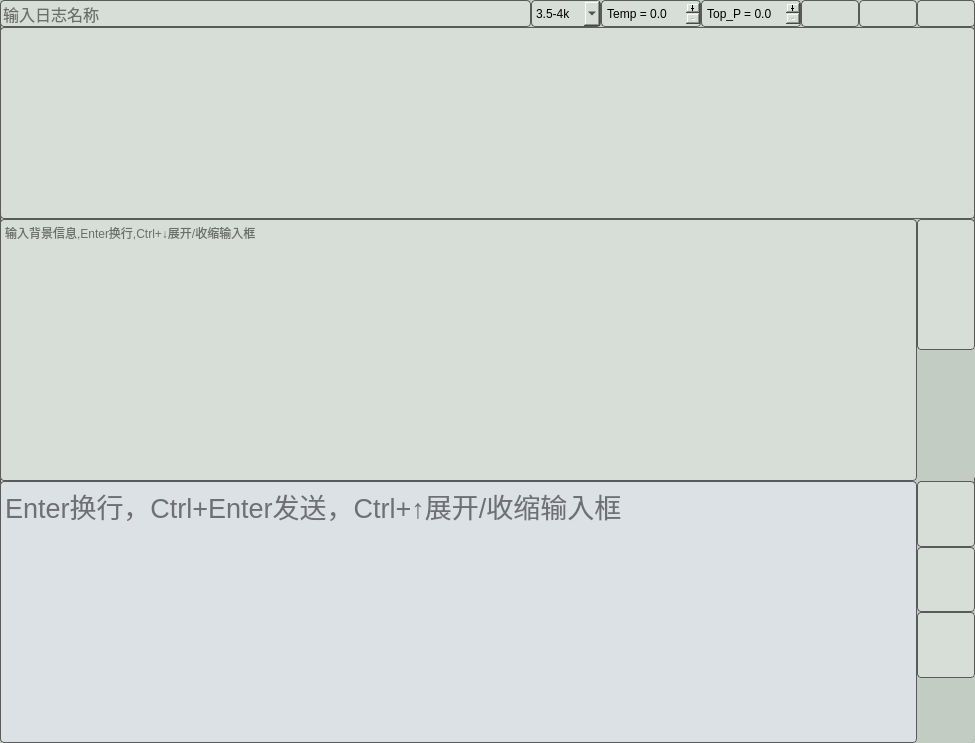
Old version of the form chatgpt_project/ui/chatgpt_ui.ui in the repository bigdeeer/toolbox.
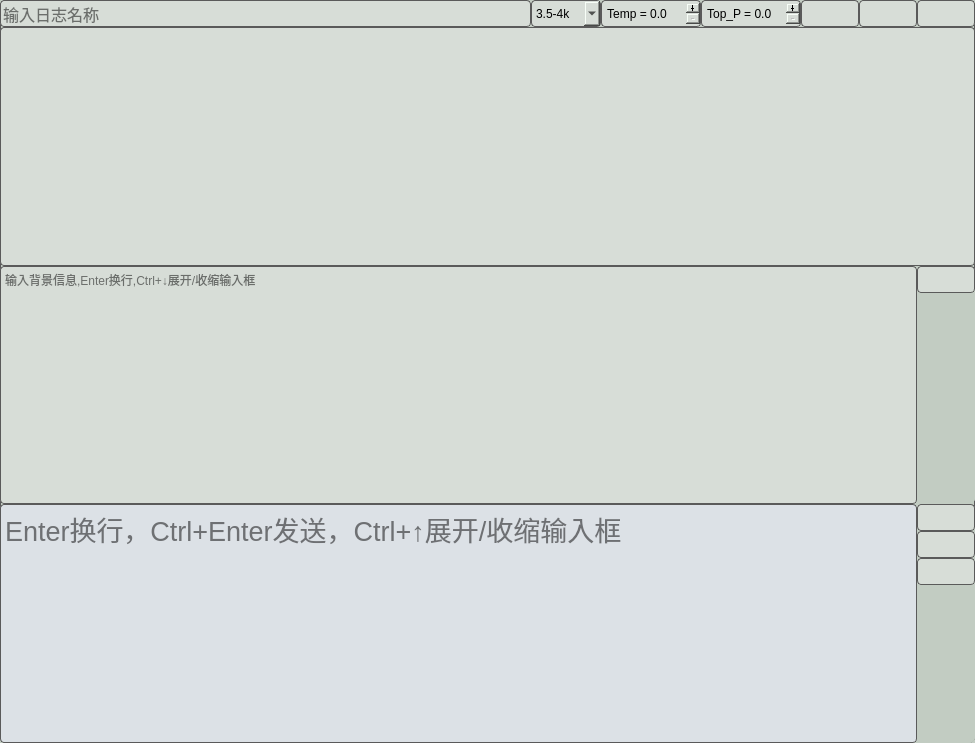
New version of the form. Icons and pictures are not drawn.

Commit message: layout adjust 2

What changed in the file:
```diff
--- a/chatgpt_project/ui/chatgpt_ui.ui
+++ b/chatgpt_project/ui/chatgpt_ui.ui
@@ -392,7 +392,7 @@
     <item>
      <widget class="QTextEdit" name="dialog_edit">
       <property name="sizePolicy">
-       <sizepolicy hsizetype="Expanding" vsizetype="Preferred">
+       <sizepolicy hsizetype="Expanding" vsizetype="Expanding">
         <horstretch>0</horstretch>
         <verstretch>0</verstretch>
        </sizepolicy>
@@ -428,7 +428,7 @@
     <item>
      <widget class="QWidget" name="system_layout_w" native="true">
       <property name="sizePolicy">
-       <sizepolicy hsizetype="Preferred" vsizetype="Expanding">
+       <sizepolicy hsizetype="Expanding" vsizetype="Expanding">
         <horstretch>0</horstretch>
         <verstretch>0</verstretch>
        </sizepolicy>
@@ -454,6 +454,12 @@
        </property>
        <item>
         <widget class="QPlainTextEdit" name="system_edit">
+         <property name="sizePolicy">
+          <sizepolicy hsizetype="Expanding" vsizetype="Expanding">
+           <horstretch>0</horstretch>
+           <verstretch>0</verstretch>
+          </sizepolicy>
+         </property>
          <property name="styleSheet">
           <string notr="true">background-color:rgb(215,221,215);
 border:1px solid rgb(90,90,90);
@@ -491,7 +497,7 @@
           <item>
            <widget class="QPushButton" name="system_size_btn">
             <property name="sizePolicy">
-             <sizepolicy hsizetype="Fixed" vsizetype="Expanding">
+             <sizepolicy hsizetype="Fixed" vsizetype="Fixed">
               <horstretch>0</horstretch>
               <verstretch>0</verstretch>
              </sizepolicy>
@@ -565,7 +571,7 @@
     <item>
      <widget class="QWidget" name="input_layout_w" native="true">
       <property name="sizePolicy">
-       <sizepolicy hsizetype="Preferred" vsizetype="Expanding">
+       <sizepolicy hsizetype="Ignored" vsizetype="Expanding">
         <horstretch>0</horstretch>
         <verstretch>0</verstretch>
        </sizepolicy>
@@ -591,6 +597,12 @@
        </property>
        <item>
         <widget class="QPlainTextEdit" name="input_edit">
+         <property name="sizePolicy">
+          <sizepolicy hsizetype="Expanding" vsizetype="Expanding">
+           <horstretch>0</horstretch>
+           <verstretch>0</verstretch>
+          </sizepolicy>
+         </property>
          <property name="font">
           <font>
            <pointsize>20</pointsize>
@@ -636,7 +648,7 @@
           <item>
            <widget class="QPushButton" name="input_size_btn">
             <property name="sizePolicy">
-             <sizepolicy hsizetype="Expanding" vsizetype="Expanding">
+             <sizepolicy hsizetype="Fixed" vsizetype="Fixed">
               <horstretch>0</horstretch>
               <verstretch>0</verstretch>
              </sizepolicy>
@@ -691,7 +703,7 @@
           <item>
            <widget class="QPushButton" name="send_btn">
             <property name="sizePolicy">
-             <sizepolicy hsizetype="Expanding" vsizetype="Expanding">
+             <sizepolicy hsizetype="Fixed" vsizetype="Fixed">
               <horstretch>0</horstretch>
               <verstretch>0</verstretch>
              </sizepolicy>
@@ -743,7 +755,7 @@
           <item>
            <widget class="QPushButton" name="clear_btn">
             <property name="sizePolicy">
-             <sizepolicy hsizetype="Expanding" vsizetype="Expanding">
+             <sizepolicy hsizetype="Fixed" vsizetype="Fixed">
               <horstretch>0</horstretch>
               <verstretch>0</verstretch>
              </sizepolicy>
```
The commit also changes 3 other files.
